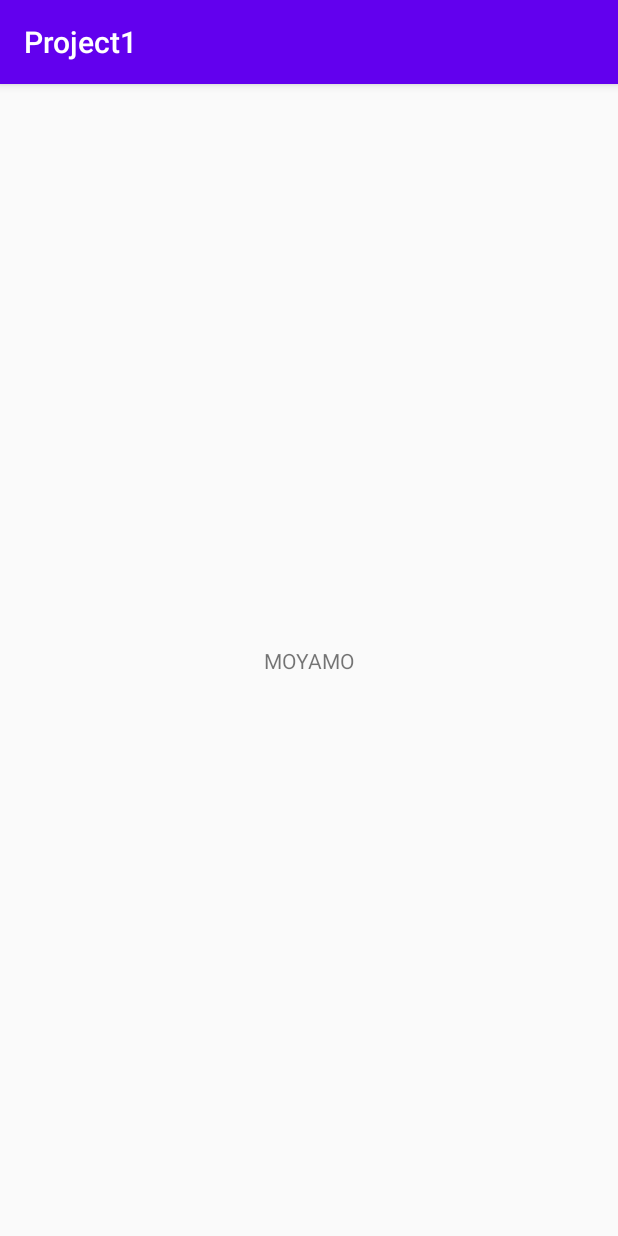
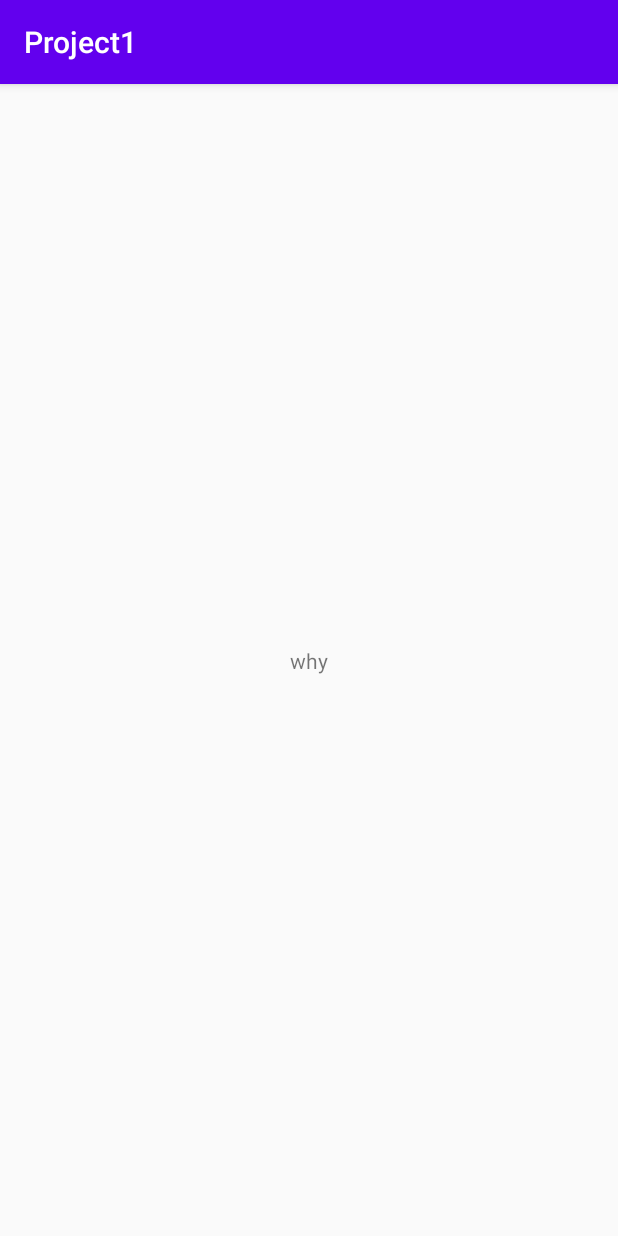
Before and after one commit to KangSeokChan/Project2, an Android app: the screen it shows after launch (MainActivity), on a phone screen of 412 x 824 dp. Run offline under Robolectric (Android 15) with nearby library versions, the phone set to English and light mode, and no system bars.

Commit message:
let's git it.

```diff
--- a/app/src/main/res/layout/activity_main.xml
+++ b/app/src/main/res/layout/activity_main.xml
@@ -9,7 +9,7 @@
     <TextView
         android:layout_width="wrap_content"
         android:layout_height="wrap_content"
-        android:text="MOYAMO"
+        android:text="why"
         app:layout_constraintBottom_toBottomOf="parent"
         app:layout_constraintLeft_toLeftOf="parent"
         app:layout_constraintRight_toRightOf="parent"
```
